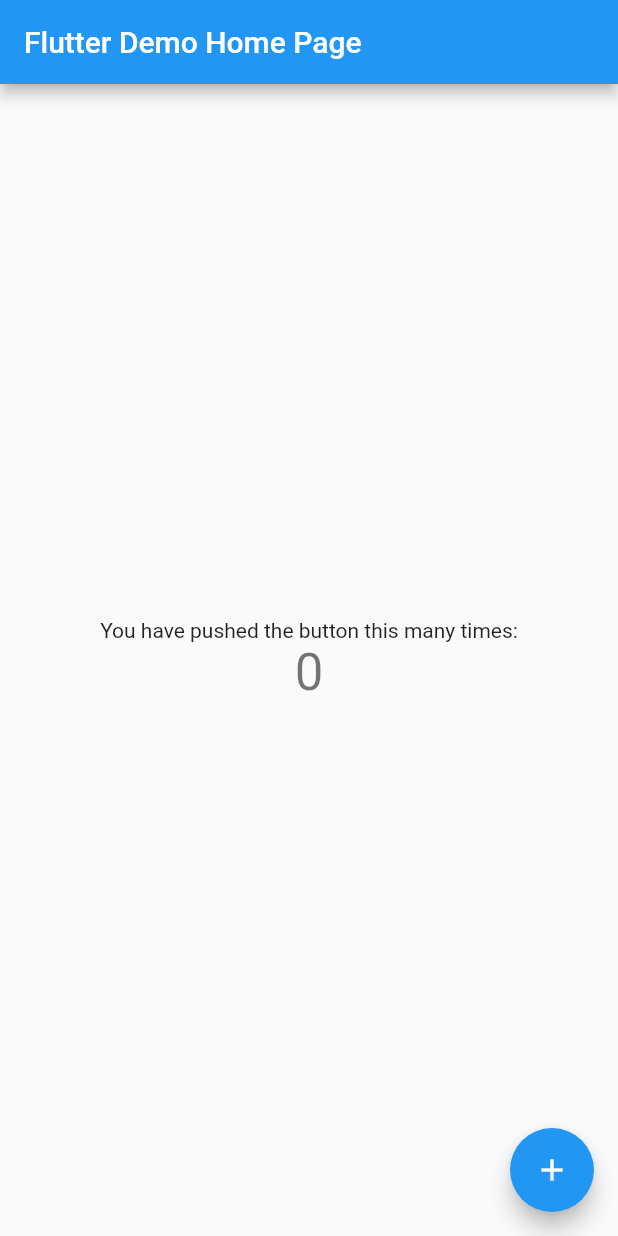
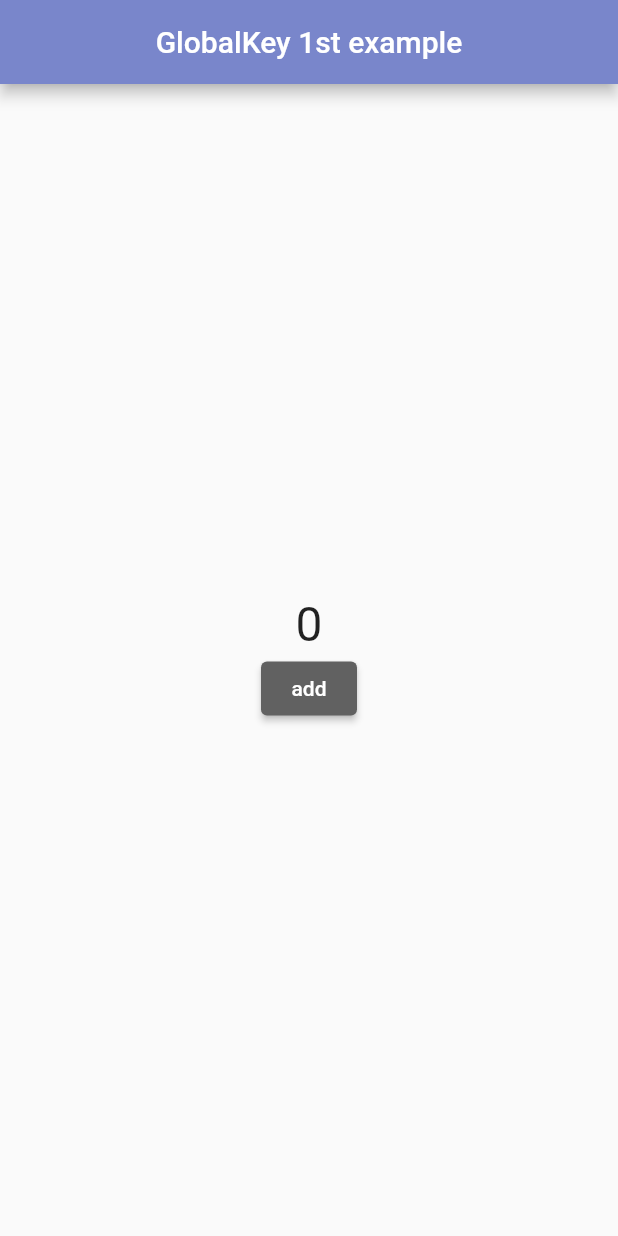
Before and after one commit to codecikoi/global_key, a Flutter app: the screen it shows after launch, on a phone screen of 412 x 824 dp. Run offline on Flutter 3.47's test engine with Material 2 defaults, Android fonts, the phone set to English and light mode, and no system bars.

Commit message:
the example is created & finished

```diff
--- a/analysis_options.yaml
+++ b/analysis_options.yaml
@@ -7,7 +7,6 @@
 
 # The following line activates a set of recommended lints for Flutter apps,
 # packages, and plugins designed to encourage good coding practices.
-include: package:flutter_lints/flutter.yaml
 
 linter:
   # The lint rules applied to this project can be customized in the
--- /dev/null
+++ b/lib/examples/first_example.dart
@@ -0,0 +1,72 @@
+import 'package:flutter/material.dart';
+import 'package:global_key/examples/utilities.dart';
+
+final counterKey = GlobalKey<_CounterWidgetState>();
+
+class FirstExample extends StatelessWidget {
+  const FirstExample({Key? key}) : super(key: key);
+
+  @override
+  Widget build(BuildContext context) {
+    return Scaffold(
+      appBar: AppBar(
+        title: Text('GlobalKey 1st example'),
+        centerTitle: true,
+        backgroundColor: Colors.indigo[300],
+      ),
+      body: SizedBox.expand(
+        child: Column(
+          mainAxisAlignment: MainAxisAlignment.center,
+          children: [
+            CounterWidget(
+              key: counterKey,
+            ),
+            ElevatedButton(
+              onPressed: () {
+                final counter = counterKey.currentState?.counter;
+                counterKey.currentState?.add();
+                final newCounter = counterKey.currentState?.counter;
+
+                Utils.showSnackBar(context,
+                    text: 'Counter: $counter -> $newCounter');
+              },
+              child: Text('add'),
+              style: ElevatedButton.styleFrom(
+                backgroundColor: Colors.grey[700],
+              ),
+            ),
+          ],
+        ),
+      ),
+    );
+  }
+}
+
+class CounterWidget extends StatefulWidget {
+  const CounterWidget({Key? key}) : super(key: key);
+
+  @override
+  State<CounterWidget> createState() => _CounterWidgetState();
+}
+
+class _CounterWidgetState extends State<CounterWidget> {
+  late int counter;
+
+  @override
+  void initState() {
+    counter = 0;
+    super.initState();
+  }
+
+  void add() => setState(() => counter += 10);
+
+  @override
+  Widget build(BuildContext context) {
+    return Text(
+      '$counter',
+      style: TextStyle(
+        fontSize: 32.0,
+      ),
+    );
+  }
+}
--- /dev/null
+++ b/lib/examples/utilities.dart
@@ -0,0 +1,21 @@
+import 'package:flutter/material.dart';
+
+class Utils {
+  static void showSnackBar(
+    BuildContext context, {
+    required String text,
+  }) {
+    final snackBar = SnackBar(
+      content: Text(
+        text,
+        style: TextStyle(
+          fontSize: 32.0,
+        ),
+      ),
+    );
+
+    ScaffoldMessenger.of(context)
+      ..removeCurrentSnackBar()
+      ..showSnackBar(snackBar);
+  }
+}
--- a/lib/main.dart
+++ b/lib/main.dart
@@ -1,4 +1,6 @@
 import 'package:flutter/material.dart';
+
+import 'examples/first_example.dart';
 
 void main() {
   runApp(const MyApp());
@@ -11,105 +13,7 @@ class MyApp extends StatelessWidget {
   @override
   Widget build(BuildContext context) {
     return MaterialApp(
-      title: 'Flutter Demo',
-      theme: ThemeData(
-        // This is the theme of your application.
-        //
-        // Try running your application with "flutter run". You'll see the
-        // application has a blue toolbar. Then, without quitting the app, try
-        // changing the primarySwatch below to Colors.green and then invoke
-        // "hot reload" (press "r" in the console where you ran "flutter run",
-        // or simply save your changes to "hot reload" in a Flutter IDE).
-        // Notice that the counter didn't reset back to zero; the application
-        // is not restarted.
-        primarySwatch: Colors.blue,
-      ),
-      home: const MyHomePage(title: 'Flutter Demo Home Page'),
+      home: FirstExample(),
     );
   }
 }
-
-class MyHomePage extends StatefulWidget {
-  const MyHomePage({super.key, required this.title});
-
-  // This widget is the home page of your application. It is stateful, meaning
-  // that it has a State object (defined below) that contains fields that affect
-  // how it looks.
-
-  // This class is the configuration for the state. It holds the values (in this
-  // case the title) provided by the parent (in this case the App widget) and
-  // used by the build method of the State. Fields in a Widget subclass are
-  // always marked "final".
-
-  final String title;
-
-  @override
-  State<MyHomePage> createState() => _MyHomePageState();
-}
-
-class _MyHomePageState extends State<MyHomePage> {
-  int _counter = 0;
-
-  void _incrementCounter() {
-    setState(() {
-      // This call to setState tells the Flutter framework that something has
-      // changed in this State, which causes it to rerun the build method below
-      // so that the display can reflect the updated values. If we changed
-      // _counter without calling setState(), then the build method would not be
-      // called again, and so nothing would appear to happen.
-      _counter++;
-    });
-  }
-
-  @override
-  Widget build(BuildContext context) {
-    // This method is rerun every time setState is called, for instance as done
-    // by the _incrementCounter method above.
-    //
-    // The Flutter framework has been optimized to make rerunning build methods
-    // fast, so that you can just rebuild anything that needs updating rather
-    // than having to individually change instances of widgets.
-    return Scaffold(
-      appBar: AppBar(
-        // Here we take the value from the MyHomePage object that was created by
-        // the App.build method, and use it to set our appbar title.
-        title: Text(widget.title),
-      ),
-      body: Center(
-        // Center is a layout widget. It takes a single child and positions it
-        // in the middle of the parent.
-        child: Column(
-          // Column is also a layout widget. It takes a list of children and
-          // arranges them vertically. By default, it sizes itself to fit its
-          // children horizontally, and tries to be as tall as its parent.
-          //
-          // Invoke "debug painting" (press "p" in the console, choose the
-          // "Toggle Debug Paint" action from the Flutter Inspector in Android
-          // Studio, or the "Toggle Debug Paint" command in Visual Studio Code)
-          // to see the wireframe for each widget.
-          //
-          // Column has various properties to control how it sizes itself and
-          // how it positions its children. Here we use mainAxisAlignment to
-          // center the children vertically; the main axis here is the vertical
-          // axis because Columns are vertical (the cross axis would be
-          // horizontal).
-          mainAxisAlignment: MainAxisAlignment.center,
-          children: <Widget>[
-            const Text(
-              'You have pushed the button this many times:',
-            ),
-            Text(
-              '$_counter',
-              style: Theme.of(context).textTheme.headline4,
-            ),
-          ],
-        ),
-      ),
-      floatingActionButton: FloatingActionButton(
-        onPressed: _incrementCounter,
-        tooltip: 'Increment',
-        child: const Icon(Icons.add),
-      ), // This trailing comma makes auto-formatting nicer for build methods.
-    );
-  }
-}
--- a/pubspec.yaml
+++ b/pubspec.yaml
@@ -35,7 +35,7 @@ dependencies:
 
   # The following adds the Cupertino Icons font to your application.
   # Use with the CupertinoIcons class for iOS style icons.
-  cupertino_icons: ^1.0.2
+  cupertino_icons: ^1.0.5
 
 dev_dependencies:
   flutter_test:
@@ -46,7 +46,6 @@ dev_dependencies:
   # activated in the `analysis_options.yaml` file located at the root of your
   # package. See that file for information about deactivating specific lint
   # rules and activating additional ones.
-  flutter_lints: ^2.0.0
 
 # For information on the generic Dart part of this file, see the
 # following page: https://dart.dev/tools/pub/pubspec
```
Also changed, not shown: lib/examples/second_example.dart (added), pubspec.lock.
